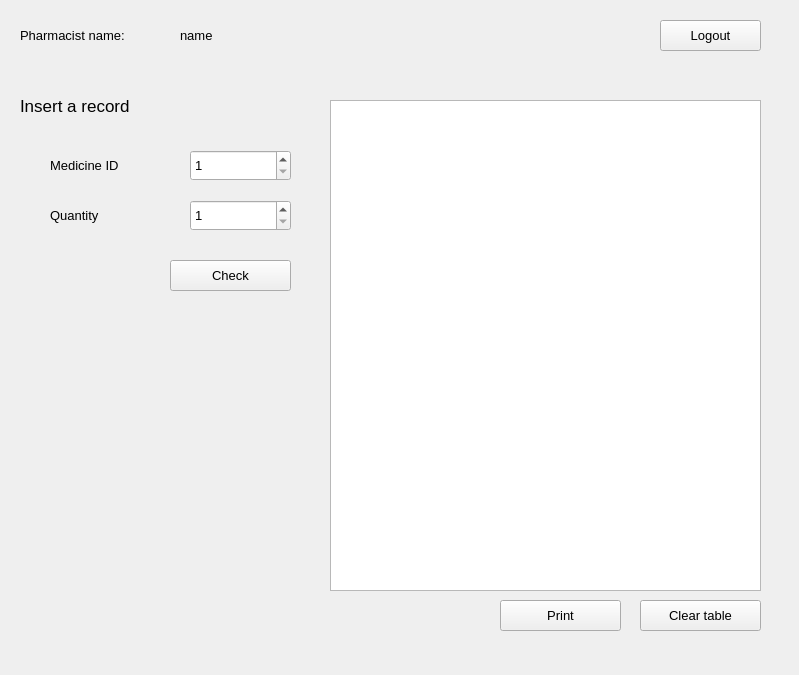
osamamuhammad3623/pharmacy_management_system, file pharmacist_window/pharmacist_window.ui: the form before one commit.
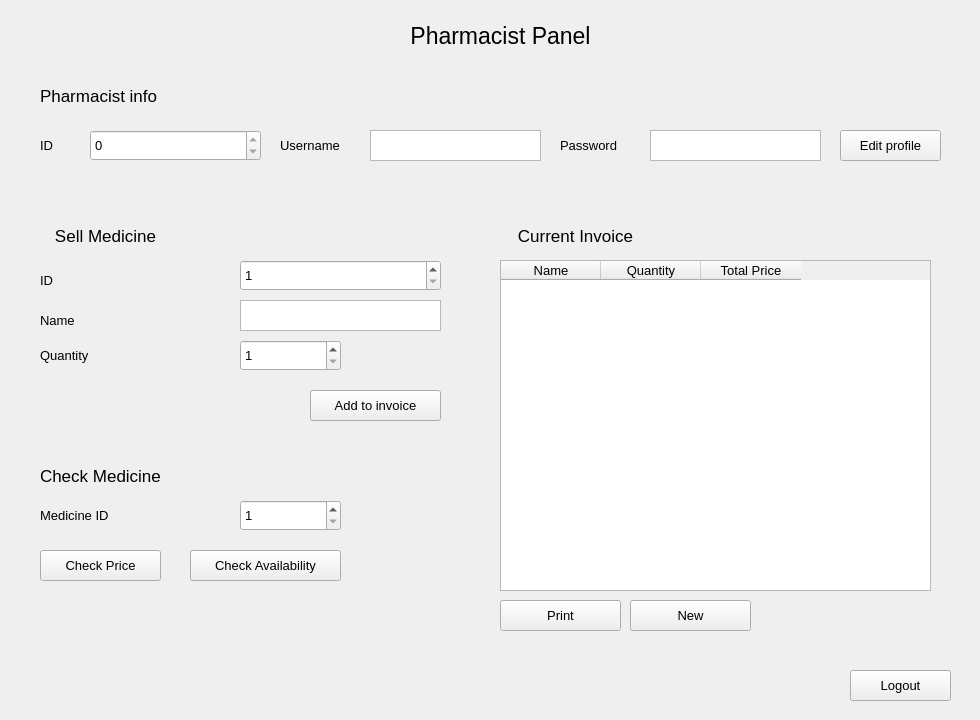
The form after the commit.

```diff
--- a/pharmacist_window/pharmacist_window.ui
+++ b/pharmacist_window/pharmacist_window.ui
@@ -6,18 +6,18 @@
    <rect>
     <x>0</x>
     <y>0</y>
-    <width>799</width>
-    <height>675</height>
+    <width>980</width>
+    <height>720</height>
    </rect>
   </property>
   <property name="windowTitle">
    <string>Form</string>
   </property>
-  <widget class="QSpinBox" name="md_id">
+  <widget class="QSpinBox" name="md_id_check">
    <property name="geometry">
     <rect>
-     <x>190</x>
-     <y>150</y>
+     <x>240</x>
+     <y>500</y>
      <width>101</width>
      <height>31</height>
     </rect>
@@ -34,29 +34,11 @@
     <number>200</number>
    </property>
   </widget>
-  <widget class="QLabel" name="label_5">
-   <property name="geometry">
-    <rect>
-     <x>180</x>
-     <y>20</y>
-     <width>141</width>
-     <height>31</height>
-    </rect>
-   </property>
-   <property name="font">
-    <font>
-     <pointsize>10</pointsize>
-    </font>
-   </property>
-   <property name="text">
-    <string>name</string>
-   </property>
-  </widget>
   <widget class="QPushButton" name="logout">
    <property name="geometry">
     <rect>
-     <x>660</x>
-     <y>20</y>
+     <x>850</x>
+     <y>670</y>
      <width>101</width>
      <height>31</height>
     </rect>
@@ -70,49 +52,10 @@
     <string>Logout</string>
    </property>
   </widget>
-  <widget class="QSpinBox" name="md_quantity">
-   <property name="geometry">
-    <rect>
-     <x>190</x>
-     <y>200</y>
-     <width>101</width>
-     <height>31</height>
-    </rect>
-   </property>
-   <property name="font">
-    <font>
-     <pointsize>10</pointsize>
-    </font>
-   </property>
-   <property name="minimum">
-    <number>1</number>
-   </property>
-   <property name="maximum">
-    <number>200</number>
-   </property>
-  </widget>
-  <widget class="QLabel" name="label_4">
-   <property name="geometry">
-    <rect>
-     <x>20</x>
-     <y>20</y>
-     <width>141</width>
-     <height>31</height>
-    </rect>
-   </property>
-   <property name="font">
-    <font>
-     <pointsize>10</pointsize>
-    </font>
-   </property>
-   <property name="text">
-    <string>Pharmacist name:</string>
-   </property>
-  </widget>
   <widget class="QPushButton" name="clear_table">
    <property name="geometry">
     <rect>
-     <x>640</x>
+     <x>630</x>
      <y>600</y>
      <width>121</width>
      <height>31</height>
@@ -124,16 +67,16 @@
     </font>
    </property>
    <property name="text">
-    <string>Clear table</string>
+    <string>New</string>
    </property>
   </widget>
   <widget class="QTableWidget" name="total_table">
    <property name="geometry">
     <rect>
-     <x>330</x>
-     <y>100</y>
+     <x>500</x>
+     <y>260</y>
      <width>431</width>
-     <height>491</height>
+     <height>331</height>
     </rect>
    </property>
    <property name="font">
@@ -141,12 +84,27 @@
      <pointsize>10</pointsize>
     </font>
    </property>
+   <column>
+    <property name="text">
+     <string>Name</string>
+    </property>
+   </column>
+   <column>
+    <property name="text">
+     <string>Quantity</string>
+    </property>
+   </column>
+   <column>
+    <property name="text">
+     <string>Total Price</string>
+    </property>
+   </column>
   </widget>
   <widget class="QPushButton" name="check">
    <property name="geometry">
     <rect>
-     <x>170</x>
-     <y>260</y>
+     <x>40</x>
+     <y>550</y>
      <width>121</width>
      <height>31</height>
     </rect>
@@ -157,7 +115,7 @@
     </font>
    </property>
    <property name="text">
-    <string>Check</string>
+    <string>Check Price</string>
    </property>
   </widget>
   <widget class="QPushButton" name="print">
@@ -181,9 +139,9 @@
   <widget class="QLabel" name="label">
    <property name="geometry">
     <rect>
-     <x>20</x>
-     <y>90</y>
-     <width>221</width>
+     <x>40</x>
+     <y>460</y>
+     <width>151</width>
      <height>31</height>
     </rect>
    </property>
@@ -193,32 +151,14 @@
     </font>
    </property>
    <property name="text">
-    <string>Insert a record</string>
-   </property>
-  </widget>
-  <widget class="QLabel" name="label_3">
-   <property name="geometry">
-    <rect>
-     <x>50</x>
-     <y>200</y>
-     <width>91</width>
-     <height>31</height>
-    </rect>
-   </property>
-   <property name="font">
-    <font>
-     <pointsize>10</pointsize>
-    </font>
-   </property>
-   <property name="text">
-    <string>Quantity</string>
+    <string>Check Medicine</string>
    </property>
   </widget>
   <widget class="QLabel" name="label_2">
    <property name="geometry">
     <rect>
-     <x>50</x>
-     <y>150</y>
+     <x>40</x>
+     <y>500</y>
      <width>91</width>
      <height>31</height>
     </rect>
@@ -232,22 +172,370 @@
     <string>Medicine ID</string>
    </property>
   </widget>
-  <widget class="QLabel" name="msg">
+  <widget class="QPushButton" name="edit">
    <property name="geometry">
     <rect>
+     <x>840</x>
+     <y>130</y>
+     <width>101</width>
+     <height>31</height>
+    </rect>
+   </property>
+   <property name="font">
+    <font>
+     <pointsize>10</pointsize>
+    </font>
+   </property>
+   <property name="text">
+    <string>Edit profile</string>
+   </property>
+  </widget>
+  <widget class="QLabel" name="label_4">
+   <property name="geometry">
+    <rect>
      <x>40</x>
-     <y>280</y>
-     <width>291</width>
-     <height>181</height>
+     <y>80</y>
+     <width>151</width>
+     <height>31</height>
     </rect>
    </property>
    <property name="font">
     <font>
+     <pointsize>13</pointsize>
+    </font>
+   </property>
+   <property name="text">
+    <string>Pharmacist info</string>
+   </property>
+  </widget>
+  <widget class="QLabel" name="label_5">
+   <property name="geometry">
+    <rect>
+     <x>560</x>
+     <y>130</y>
+     <width>91</width>
+     <height>31</height>
+    </rect>
+   </property>
+   <property name="font">
+    <font>
      <pointsize>10</pointsize>
     </font>
    </property>
    <property name="text">
-    <string/>
+    <string>Password</string>
+   </property>
+  </widget>
+  <widget class="QTextEdit" name="emp_username">
+   <property name="enabled">
+    <bool>true</bool>
+   </property>
+   <property name="geometry">
+    <rect>
+     <x>370</x>
+     <y>130</y>
+     <width>171</width>
+     <height>31</height>
+    </rect>
+   </property>
+   <property name="font">
+    <font>
+     <pointsize>10</pointsize>
+    </font>
+   </property>
+  </widget>
+  <widget class="QLabel" name="label_9">
+   <property name="geometry">
+    <rect>
+     <x>40</x>
+     <y>130</y>
+     <width>31</width>
+     <height>31</height>
+    </rect>
+   </property>
+   <property name="font">
+    <font>
+     <pointsize>10</pointsize>
+    </font>
+   </property>
+   <property name="text">
+    <string>ID</string>
+   </property>
+  </widget>
+  <widget class="QTextEdit" name="emp_password">
+   <property name="enabled">
+    <bool>true</bool>
+   </property>
+   <property name="geometry">
+    <rect>
+     <x>650</x>
+     <y>130</y>
+     <width>171</width>
+     <height>31</height>
+    </rect>
+   </property>
+   <property name="font">
+    <font>
+     <pointsize>10</pointsize>
+    </font>
+   </property>
+  </widget>
+  <widget class="QSpinBox" name="emp_id">
+   <property name="enabled">
+    <bool>true</bool>
+   </property>
+   <property name="geometry">
+    <rect>
+     <x>90</x>
+     <y>130</y>
+     <width>171</width>
+     <height>31</height>
+    </rect>
+   </property>
+   <property name="font">
+    <font>
+     <pointsize>10</pointsize>
+    </font>
+   </property>
+   <property name="readOnly">
+    <bool>true</bool>
+   </property>
+   <property name="minimum">
+    <number>0</number>
+   </property>
+   <property name="maximum">
+    <number>5000</number>
+   </property>
+   <property name="value">
+    <number>0</number>
+   </property>
+  </widget>
+  <widget class="QLabel" name="label_10">
+   <property name="geometry">
+    <rect>
+     <x>280</x>
+     <y>130</y>
+     <width>101</width>
+     <height>31</height>
+    </rect>
+   </property>
+   <property name="font">
+    <font>
+     <pointsize>10</pointsize>
+    </font>
+   </property>
+   <property name="text">
+    <string>Username</string>
+   </property>
+  </widget>
+  <widget class="QPushButton" name="check_availability">
+   <property name="geometry">
+    <rect>
+     <x>190</x>
+     <y>550</y>
+     <width>151</width>
+     <height>31</height>
+    </rect>
+   </property>
+   <property name="font">
+    <font>
+     <pointsize>10</pointsize>
+    </font>
+   </property>
+   <property name="text">
+    <string>Check Availability</string>
+   </property>
+  </widget>
+  <widget class="QPushButton" name="add_medicine">
+   <property name="geometry">
+    <rect>
+     <x>310</x>
+     <y>390</y>
+     <width>131</width>
+     <height>31</height>
+    </rect>
+   </property>
+   <property name="font">
+    <font>
+     <pointsize>10</pointsize>
+    </font>
+   </property>
+   <property name="text">
+    <string>Add to invoice</string>
+   </property>
+  </widget>
+  <widget class="QSpinBox" name="md_quantity">
+   <property name="geometry">
+    <rect>
+     <x>240</x>
+     <y>340</y>
+     <width>101</width>
+     <height>31</height>
+    </rect>
+   </property>
+   <property name="font">
+    <font>
+     <pointsize>10</pointsize>
+    </font>
+   </property>
+   <property name="minimum">
+    <number>1</number>
+   </property>
+   <property name="maximum">
+    <number>200</number>
+   </property>
+  </widget>
+  <widget class="QLabel" name="label_13">
+   <property name="geometry">
+    <rect>
+     <x>30</x>
+     <y>210</y>
+     <width>151</width>
+     <height>51</height>
+    </rect>
+   </property>
+   <property name="font">
+    <font>
+     <pointsize>13</pointsize>
+    </font>
+   </property>
+   <property name="text">
+    <string>Sell Medicine</string>
+   </property>
+   <property name="alignment">
+    <set>Qt::AlignCenter</set>
+   </property>
+  </widget>
+  <widget class="QLabel" name="label_14">
+   <property name="geometry">
+    <rect>
+     <x>40</x>
+     <y>260</y>
+     <width>101</width>
+     <height>41</height>
+    </rect>
+   </property>
+   <property name="font">
+    <font>
+     <pointsize>10</pointsize>
+    </font>
+   </property>
+   <property name="text">
+    <string>ID</string>
+   </property>
+  </widget>
+  <widget class="QSpinBox" name="md_id">
+   <property name="geometry">
+    <rect>
+     <x>240</x>
+     <y>260</y>
+     <width>201</width>
+     <height>31</height>
+    </rect>
+   </property>
+   <property name="font">
+    <font>
+     <pointsize>10</pointsize>
+    </font>
+   </property>
+   <property name="minimum">
+    <number>1</number>
+   </property>
+   <property name="maximum">
+    <number>200</number>
+   </property>
+  </widget>
+  <widget class="QTextEdit" name="md_name">
+   <property name="geometry">
+    <rect>
+     <x>240</x>
+     <y>300</y>
+     <width>201</width>
+     <height>31</height>
+    </rect>
+   </property>
+   <property name="font">
+    <font>
+     <pointsize>10</pointsize>
+    </font>
+   </property>
+  </widget>
+  <widget class="QLabel" name="label_16">
+   <property name="geometry">
+    <rect>
+     <x>40</x>
+     <y>330</y>
+     <width>101</width>
+     <height>51</height>
+    </rect>
+   </property>
+   <property name="font">
+    <font>
+     <pointsize>10</pointsize>
+    </font>
+   </property>
+   <property name="text">
+    <string>Quantity</string>
+   </property>
+  </widget>
+  <widget class="QLabel" name="label_17">
+   <property name="geometry">
+    <rect>
+     <x>40</x>
+     <y>300</y>
+     <width>101</width>
+     <height>41</height>
+    </rect>
+   </property>
+   <property name="font">
+    <font>
+     <pointsize>10</pointsize>
+    </font>
+   </property>
+   <property name="text">
+    <string>Name</string>
+   </property>
+  </widget>
+  <widget class="QLabel" name="label_15">
+   <property name="geometry">
+    <rect>
+     <x>500</x>
+     <y>210</y>
+     <width>151</width>
+     <height>51</height>
+    </rect>
+   </property>
+   <property name="font">
+    <font>
+     <pointsize>13</pointsize>
+    </font>
+   </property>
+   <property name="text">
+    <string>Current Invoice</string>
+   </property>
+   <property name="alignment">
+    <set>Qt::AlignCenter</set>
+   </property>
+  </widget>
+  <widget class="QLabel" name="label_6">
+   <property name="geometry">
+    <rect>
+     <x>390</x>
+     <y>20</y>
+     <width>221</width>
+     <height>31</height>
+    </rect>
+   </property>
+   <property name="font">
+    <font>
+     <pointsize>17</pointsize>
+    </font>
+   </property>
+   <property name="text">
+    <string>Pharmacist Panel</string>
+   </property>
+   <property name="alignment">
+    <set>Qt::AlignCenter</set>
    </property>
   </widget>
  </widget>
```
Left out of the diff: 2 changed lines with no effect on the pictures.
